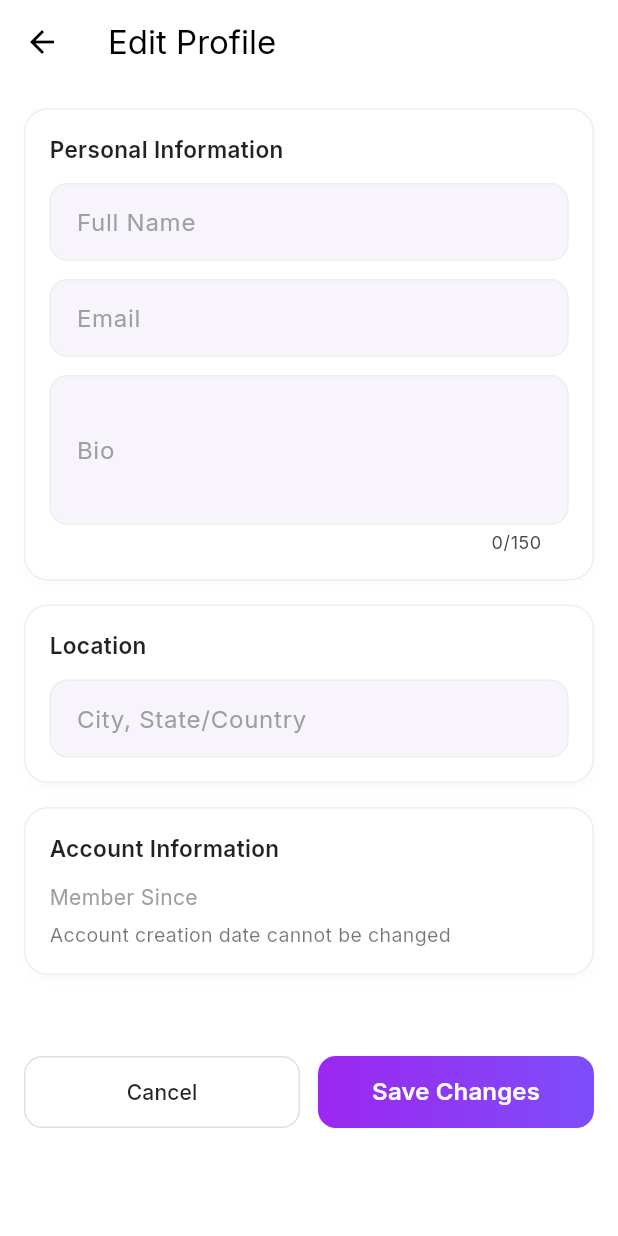
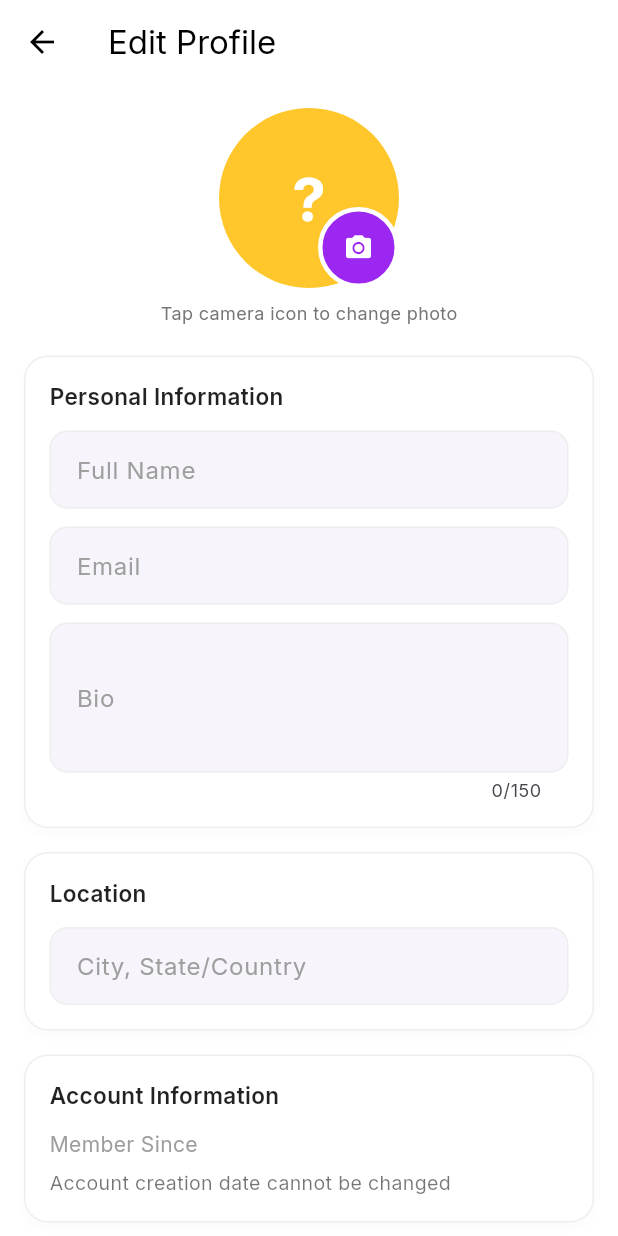
Before and after one commit to nitrogen404/csen268, a Flutter app: the screen it shows once a user with an empty profile is signed in, item 3 of the bottom bar chosen, after a tap on "Edit Profile", on a phone screen of 412 x 824 dp. Run offline on Flutter 3.47's test engine with Material 3 defaults, Android fonts, the light colour scheme and no system bars; our stand-ins replace cloud_firestore, firebase_auth, firebase_core, firebase_messaging, firebase_storage, flutter_bloc and 6 more; missing offline and left inert: mobile_scanner; accounts and stored records are empty.

Commit message:
Allow user to use camera or gallery for profile picture

```diff
--- a/taskchain/lib/pages/edit_profile_page.dart
+++ b/taskchain/lib/pages/edit_profile_page.dart
@@ -1,4 +1,6 @@
+import 'dart:io';
 import 'package:flutter/material.dart';
+import 'package:image_picker/image_picker.dart';
 import '../services/auth_service.dart';
 import '../services/user_service.dart';
 
@@ -18,8 +20,11 @@ class _EditProfilePageState extends State<EditProfilePage> {
 
   final _authService = AuthService();
   final _userService = UserService();
+  final _picker = ImagePicker();
 
   bool _loading = true;
+  File? _selectedImage;
+  String? _currentProfilePictureUrl;
 
   @override
   void initState() {
@@ -54,6 +59,8 @@ class _EditProfilePageState extends State<EditProfilePage> {
                 child: ListView(
                   padding: const EdgeInsets.all(16),
                   children: [
+                    _buildProfilePictureSection(),
+                    const SizedBox(height: 20),
                     _sectionCard(
                       title: "Personal Information",
                       child: Column(
@@ -263,7 +270,126 @@ class _EditProfilePageState extends State<EditProfilePage> {
     );
   }
 
-  void _saveChanges() {
+  Widget _buildProfilePictureSection() {
+    final user = _authService.currentUser;
+    if (user == null) return const SizedBox.shrink();
+
+    // Generate initials for fallback
+    String initials = '?';
+    final displayName = _nameController.text.trim();
+    if (displayName.isNotEmpty) {
+      final parts = displayName.split(' ');
+      if (parts.length == 1) {
+        initials = parts.first.substring(0, 1).toUpperCase();
+      } else {
+        initials = (parts.first.substring(0, 1) + parts.last.substring(0, 1)).toUpperCase();
+      }
+    }
+
+    return Center(
+      child: Column(
+        children: [
+          Stack(
+            children: [
+              CircleAvatar(
+                radius: 60,
+                backgroundColor: const Color(0xFFFFC72C),
+                backgroundImage: _selectedImage != null
+                    ? FileImage(_selectedImage!) as ImageProvider
+                    : (_currentProfilePictureUrl != null && _currentProfilePictureUrl!.isNotEmpty
+                        ? NetworkImage(_currentProfilePictureUrl!)
+                        : null),
+                child: (_selectedImage == null &&
+                       (_currentProfilePictureUrl == null || _currentProfilePictureUrl!.isEmpty))
+                    ? Text(
+                        initials,
+                        style: const TextStyle(
+                          color: Colors.white,
+                          fontSize: 40,
+                          fontWeight: FontWeight.bold,
+                        ),
+                      )
+                    : null,
+              ),
+              Positioned(
+                bottom: 0,
+                right: 0,
+                child: Container(
+                  decoration: BoxDecoration(
+                    color: const Color(0xFF9C27F0),
+                    shape: BoxShape.circle,
+                    border: Border.all(color: Colors.white, width: 3),
+                  ),
+                  child: PopupMenuButton<String>(
+                    icon: const Icon(Icons.camera_alt, color: Colors.white, size: 20),
+                    onSelected: (value) {
+                      if (value == 'camera') {
+                        _pickImage(fromCamera: true);
+                      } else if (value == 'gallery') {
+                        _pickImage(fromCamera: false);
+                      }
+                    },
+                    itemBuilder: (context) => [
+                      const PopupMenuItem(
+                        value: 'camera',
+                        child: Row(
+                          children: [
+                            Icon(Icons.camera_alt, color: Colors.black87),
+                            SizedBox(width: 12),
+                            Text('Take Photo'),
+                          ],
+                        ),
+                      ),
+                      const PopupMenuItem(
+                        value: 'gallery',
+                        child: Row(
+                          children: [
+                            Icon(Icons.photo_library, color: Colors.black87),
+                            SizedBox(width: 12),
+                            Text('Choose from Gallery'),
+                          ],
+                        ),
+                      ),
+                    ],
+                  ),
+                ),
+              ),
+            ],
+          ),
+          const SizedBox(height: 8),
+          Text(
+            'Tap camera icon to change photo',
+            style: TextStyle(color: Colors.grey[600], fontSize: 12),
+          ),
+        ],
+      ),
+    );
+  }
+
+  Future<void> _pickImage({required bool fromCamera}) async {
+    try {
+      final XFile? picked = await _picker.pickImage(
+        source: fromCamera ? ImageSource.camera : ImageSource.gallery,
+        imageQuality: 80,
+        maxWidth: 800,
+        maxHeight: 800,
+      );
+
+      if (picked != null) {
+        setState(() {
+          _selectedImage = File(picked.path);
+        });
+      }
+    } catch (e) {
+      if (mounted) {
+        ScaffoldMessenger.of(context).showSnackBar(
+          SnackBar(content: Text('Failed to pick image: $e')),
+        );
+      }
+    }
+  }
+
+  void _saveChanges() async {
     if (!_formKey.currentState!.validate()) return;
 
     final user = _authService.currentUser;
@@ -274,17 +400,46 @@ class _EditProfilePageState extends State<EditProfilePage> {
       return;
     }
 
-    _userService.updateProfile(
+    try {
+      // Show loading indicator
+      if (mounted) {
+        ScaffoldMessenger.of(context).showSnackBar(
+          const SnackBar(content: Text("Updating profile...")),
+        );
+      }
+
+      String? profilePictureUrl;
+
+      // Upload new profile picture if selected
+      if (_selectedImage != null) {
+        profilePictureUrl = await _userService.uploadProfilePicture(
+          userId: user.uid,
+          imageFile: _selectedImage!,
+        );
+      }
+
+      // Update profile with all information
+      await _userService.updateProfile(
         userId: user.uid,
         displayName: _nameController.text.trim(),
         bio: _bioController.text.trim(),
         location: _locationController.text.trim(),
+        profilePictureUrl: profilePictureUrl,
       );
 
+      if (mounted) {
         ScaffoldMessenger.of(context).showSnackBar(
           const SnackBar(content: Text("Profile updated successfully")),
         );
         Navigator.pop(context);
+      }
+    } catch (e) {
+      if (mounted) {
+        ScaffoldMessenger.of(context).showSnackBar(
+          SnackBar(content: Text("Failed to update profile: $e")),
+        );
+      }
+    }
   }
 
   Future<void> _loadProfile() async {
@@ -305,6 +460,7 @@ class _EditProfilePageState extends State<EditProfilePage> {
 
       _bioController.text = data['bio'] as String? ?? '';
       _locationController.text = data['location'] as String? ?? '';
+      _currentProfilePictureUrl = data['profilePictureUrl'] as String?;
     } catch (_) {
     } finally {
       if (mounted) {
--- a/taskchain/lib/pages/profile_page.dart
+++ b/taskchain/lib/pages/profile_page.dart
@@ -66,6 +66,7 @@ class _ProfilePageState extends State<ProfilePage> {
           final email =
               data['email'] as String? ?? user.email ?? '';
           final isPremium = data['isPremium'] as bool? ?? false;
+          final profilePictureUrl = data['profilePictureUrl'] as String?;
 
           final totalChains = (data['totalChains'] ?? 0).toString();
           final longestStreak = (data['longestStreak'] ?? 0).toString();
@@ -111,6 +112,7 @@ class _ProfilePageState extends State<ProfilePage> {
                   displayName: displayName,
                   email: email,
                   isPremium: isPremium,
+                  profilePictureUrl: profilePictureUrl,
                 ),
 
                 const SizedBox(height: 20),
@@ -363,11 +365,13 @@ class _ProfileHeader extends StatelessWidget {
   final String displayName;
   final String email;
   final bool isPremium;
+  final String? profilePictureUrl;
 
   const _ProfileHeader({
     required this.displayName,
     required this.email,
     required this.isPremium,
+    this.profilePictureUrl,
   });
 
   @override
@@ -425,22 +429,22 @@ class _ProfileHeader extends StatelessWidget {
               ),
             ),
           ),
-          Stack(
-            alignment: Alignment.center,
-            children: [
-              const CircleAvatar(
+          CircleAvatar(
             radius: 40,
-                backgroundColor: Color(0xFFFFC72C),
-              ),
-              Text(
+            backgroundColor: const Color(0xFFFFC72C),
+            backgroundImage: (profilePictureUrl != null && profilePictureUrl!.isNotEmpty)
+                ? NetworkImage(profilePictureUrl!)
+                : null,
+            child: (profilePictureUrl == null || profilePictureUrl!.isEmpty)
+                ? Text(
                     initials,
                     style: const TextStyle(
                       color: Colors.white,
                       fontSize: 32,
                       fontWeight: FontWeight.bold,
                     ),
-              ),
-            ],
+                  )
+                : null,
           ),
           const SizedBox(height: 10),
           Text(
```
Also changed, not shown: taskchain/lib/services/user_service.dart (+27 -0 lines), 2 other files. Lines whose indentation alone changed are shown as unchanged.
